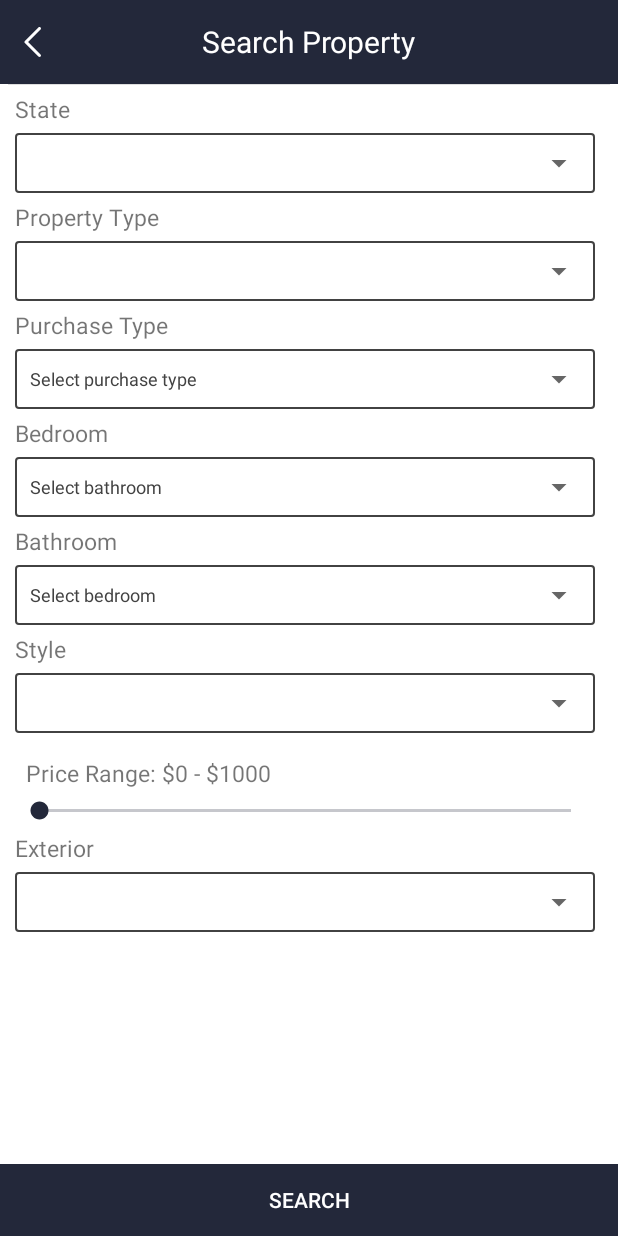
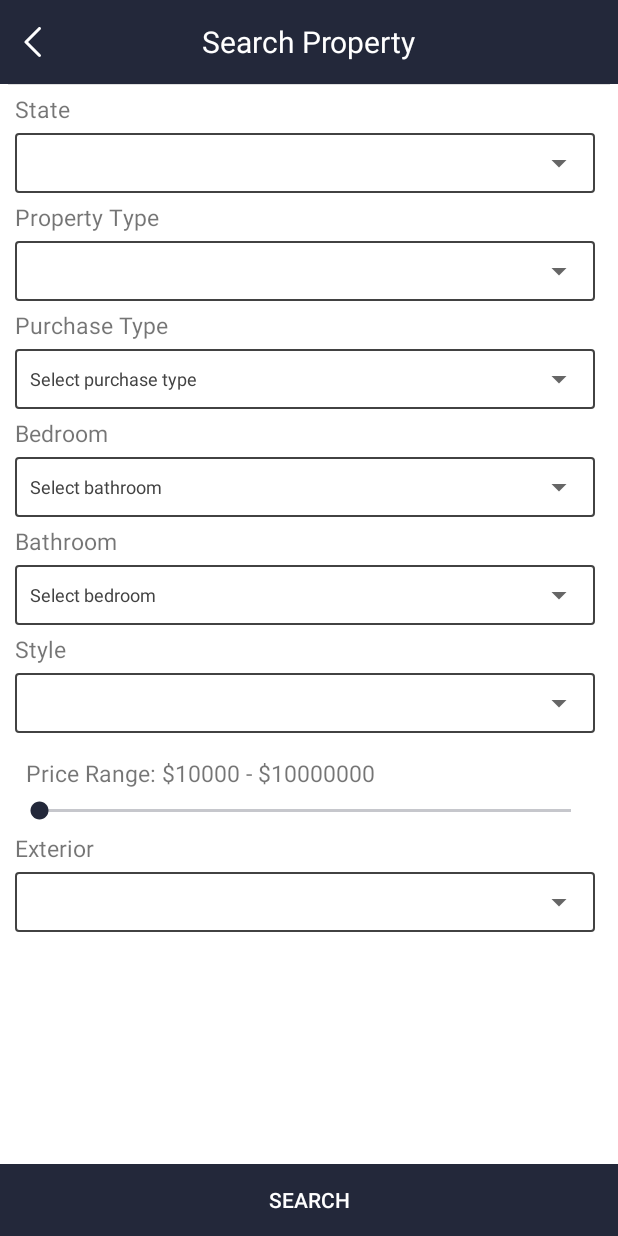
Before and after one commit to codegarage-tech/cg-bm, an Android app: the ActivitySellerSearchProperty screen opened directly, with no data from a screen before it, on a phone screen of 412 x 824 dp. Run offline under Robolectric (Android 15) with nearby library versions, the phone set to English and light mode, and no system bars; network calls fail; pictures from the network do not load; Roboto replaces fonts that are not available here.

Commit message:
cg-bm: fixed seekbar range

```diff
--- a/app/src/main/java/com/rc/buyermarket/activity/ActivitySellerSearchProperty.java
+++ b/app/src/main/java/com/rc/buyermarket/activity/ActivitySellerSearchProperty.java
@@ -171,13 +171,21 @@ public class ActivitySellerSearchProperty extends BaseActivity {
                 initActivityBackPress();
             }
         });
-        seekBarPrice.setProgress(0);
+
+        seekBarPrice.setMin(10000);
+        seekBarPrice.setMax(10000000);
+        seekBarPrice.setProgress(10000);
+        txtPriceValue.setText("$10000 - $10000000");
         seekBarPrice.setOnSeekBarChangeListener(new SeekBar.OnSeekBarChangeListener() {
             @Override
             public void onProgressChanged(SeekBar seekBar, int progress, boolean fromUser) {
-                priceRange = progress;
+                if (seekBar.getProgress() < 10000) {
+                    seekBar.setProgress(10000);
+                }
+
+                priceRange = seekBar.getProgress();
                 Log.e("priceRange", priceRange + ">>");
-                txtPriceValue.setText("$"+priceRange+" - "+"$1000");
+                txtPriceValue.setText("$" + priceRange + " - " + "$10000000");
             }
 
             @Override
--- a/app/src/main/java/com/rc/buyermarket/util/IntentManager.java
+++ b/app/src/main/java/com/rc/buyermarket/util/IntentManager.java
@@ -78,7 +78,6 @@ public class IntentManager {
             context.startActivity(youtubeIntent);
 
         } catch (PackageManager.NameNotFoundException e) {
-            Log.d("twittere api", "exception");
             // Youtube is not installed. Open in the browser
             Uri uri = Uri.parse(socialLink);
             context.startActivity(new Intent(Intent.ACTION_VIEW, uri));
--- a/app/src/main/res/layout/fragment_home.xml
+++ b/app/src/main/res/layout/fragment_home.xml
@@ -139,7 +139,7 @@
                 android:weightSum="2">
 
                 <android.support.v7.widget.CardView
-                    android:id="@+id/add_cardId"
+                    android:id="@+id/cv_seller"
                     android:layout_width="0dip"
                     android:layout_height="match_parent"
                     android:layout_margin="5dp"
@@ -185,7 +185,7 @@
                 </android.support.v7.widget.CardView>
 
                 <android.support.v7.widget.CardView
-                    android:id="@+id/links_cardId"
+                    android:id="@+id/cv_buyer"
                     android:layout_width="0dip"
                     android:layout_height="match_parent"
                     android:layout_margin="5dp"
@@ -250,7 +250,7 @@
                 android:orientation="horizontal">
 
                 <android.support.v7.widget.CardView
-                    android:id="@+id/wifi_cardId"
+                    android:id="@+id/cv_faq"
                     android:layout_width="match_parent"
                     android:layout_height="match_parent"
                     android:layout_margin="5dp"
--- a/app/src/main/res/layout/search_filtering_view.xml
+++ b/app/src/main/res/layout/search_filtering_view.xml
@@ -180,7 +180,8 @@
             android:id="@+id/seekBar_price"
             android:layout_width="match_parent"
             android:layout_height="wrap_content"
-            android:max="1000"
+            android:max="10000000"
+            android:min="10000"
             android:progressBackgroundTint="@color/colorPrimary"
             android:theme="@style/MySeekBarTheme"
             android:layout_alignParentLeft="true"
```
Also changed, not shown: app/src/main/java/com/rc/buyermarket/activity/ActivityAddProperty.java (+5 -4 lines), app/src/main/java/com/rc/buyermarket/fragment/HomeFragment.java (+24 -27 lines).
